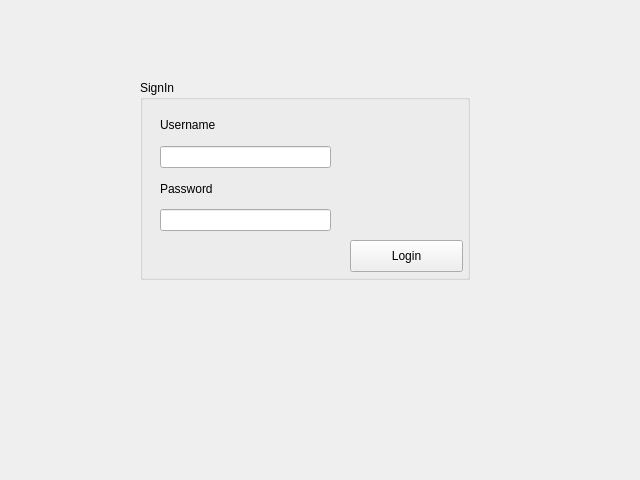
Before: the Qt Designer form View/Login/Login.ui in include-jacopo/POLICalendar, drawn with Qt 5.
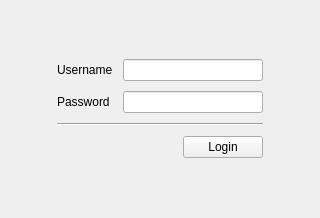
After: the same form once the commit is applied.

Patch:
```diff
--- a/View/Login/Login.ui
+++ b/View/Login/Login.ui
@@ -1,82 +1,203 @@
 <?xml version="1.0" encoding="UTF-8"?>
 <ui version="4.0">
  <class>Login</class>
- <widget class="QWidget" name="Login">
+ <widget class="QFrame" name="Login">
   <property name="geometry">
    <rect>
     <x>0</x>
     <y>0</y>
-    <width>640</width>
-    <height>480</height>
+    <width>320</width>
+    <height>218</height>
    </rect>
   </property>
-   <widget class="QGroupBox" name="groupBox">
-    <property name="geometry">
-     <rect>
-      <x>140</x>
-      <y>80</y>
-      <width>330</width>
-      <height>200</height>
-     </rect>
-    </property>
-    <property name="title">
-     <string>SignIn</string>
-    </property>
-    <widget class="QPushButton" name="pushButton_login">
-     <property name="geometry">
-      <rect>
-       <x>210</x>
-       <y>160</y>
-       <width>113</width>
-       <height>32</height>
-      </rect>
+  <property name="sizePolicy">
+   <sizepolicy hsizetype="Minimum" vsizetype="Minimum">
+    <horstretch>0</horstretch>
+    <verstretch>0</verstretch>
+   </sizepolicy>
+  </property>
+  <property name="windowTitle">
+   <string>Frame</string>
+  </property>
+  <property name="styleSheet">
+   <string notr="true"/>
+  </property>
+  <layout class="QGridLayout" name="gridLayout">
+   <property name="leftMargin">
+    <number>0</number>
+   </property>
+   <property name="topMargin">
+    <number>0</number>
+   </property>
+   <property name="rightMargin">
+    <number>0</number>
+   </property>
+   <property name="bottomMargin">
+    <number>0</number>
+   </property>
+   <property name="spacing">
+    <number>0</number>
+   </property>
+   <item row="1" column="0">
+    <spacer name="horizontalSpacer">
+     <property name="orientation">
+      <enum>Qt::Horizontal</enum>
      </property>
-     <property name="text">
-      <string>Login</string>
+     <property name="sizeHint" stdset="0">
+      <size>
+       <width>40</width>
+       <height>20</height>
+      </size>
      </property>
-    </widget>
-    <widget class="QWidget" name="">
-     <property name="geometry">
-      <rect>
-       <x>20</x>
-       <y>30</y>
-       <width>171</width>
-       <height>121</height>
-      </rect>
+    </spacer>
+   </item>
+   <item row="0" column="1">
+    <spacer name="verticalSpacer">
+     <property name="orientation">
+      <enum>Qt::Vertical</enum>
      </property>
-     <layout class="QVBoxLayout" name="verticalLayout_3">
-      <item>
-       <layout class="QVBoxLayout" name="verticalLayout">
-        <item>
-         <widget class="QLabel" name="label">
-          <property name="text">
-           <string>Username</string>
-          </property>
-         </widget>
-        </item>
-        <item>
-         <widget class="QLineEdit" name="lineEdit_username"/>
-        </item>
-       </layout>
+     <property name="sizeHint" stdset="0">
+      <size>
+       <width>20</width>
+       <height>40</height>
+      </size>
+     </property>
+    </spacer>
+   </item>
+   <item row="1" column="2">
+    <spacer name="horizontalSpacer_2">
+     <property name="orientation">
+      <enum>Qt::Horizontal</enum>
+     </property>
+     <property name="sizeHint" stdset="0">
+      <size>
+       <width>40</width>
+       <height>20</height>
+      </size>
+     </property>
+    </spacer>
+   </item>
+   <item row="2" column="1">
+    <spacer name="verticalSpacer_2">
+     <property name="orientation">
+      <enum>Qt::Vertical</enum>
+     </property>
+     <property name="sizeHint" stdset="0">
+      <size>
+       <width>20</width>
+       <height>40</height>
+      </size>
+     </property>
+    </spacer>
+   </item>
+   <item row="1" column="1">
+    <widget class="QFrame" name="frame">
+     <property name="enabled">
+      <bool>true</bool>
+     </property>
+     <property name="sizePolicy">
+      <sizepolicy hsizetype="Fixed" vsizetype="Fixed">
+       <horstretch>0</horstretch>
+       <verstretch>0</verstretch>
+      </sizepolicy>
+     </property>
+     <property name="frameShape">
+      <enum>QFrame::NoFrame</enum>
+     </property>
+     <property name="frameShadow">
+      <enum>QFrame::Plain</enum>
+     </property>
+     <layout class="QGridLayout" name="gridLayout_2">
+      <property name="leftMargin">
+       <number>20</number>
+      </property>
+      <property name="topMargin">
+       <number>20</number>
+      </property>
+      <property name="rightMargin">
+       <number>20</number>
+      </property>
+      <property name="bottomMargin">
+       <number>20</number>
+      </property>
+      <property name="spacing">
+       <number>10</number>
+      </property>
+      <item row="5" column="0" colspan="2">
+       <widget class="Line" name="line">
+        <property name="orientation">
+         <enum>Qt::Horizontal</enum>
+        </property>
+       </widget>
       </item>
-      <item>
-       <layout class="QVBoxLayout" name="verticalLayout_2">
-        <item>
-         <widget class="QLabel" name="label_2">
-          <property name="text">
-           <string>Password</string>
-          </property>
-         </widget>
-        </item>
-        <item>
-         <widget class="QLineEdit" name="lineEdit_password"/>
-        </item>
-       </layout>
+      <item row="6" column="1" alignment="Qt::AlignRight">
+       <widget class="QPushButton" name="pushButton_login">
+        <property name="sizePolicy">
+         <sizepolicy hsizetype="Fixed" vsizetype="Fixed">
+          <horstretch>0</horstretch>
+          <verstretch>0</verstretch>
+         </sizepolicy>
+        </property>
+        <property name="layoutDirection">
+         <enum>Qt::LeftToRight</enum>
+        </property>
+        <property name="text">
+         <string>Login</string>
+        </property>
+       </widget>
+      </item>
+      <item row="1" column="0">
+       <widget class="QLabel" name="label">
+        <property name="text">
+         <string>Username</string>
+        </property>
+       </widget>
+      </item>
+      <item row="3" column="0">
+       <widget class="QLabel" name="label_2">
+        <property name="text">
+         <string>Password</string>
+        </property>
+       </widget>
+      </item>
+      <item row="3" column="1">
+       <widget class="QLineEdit" name="lineEdit_password">
+        <property name="sizePolicy">
+         <sizepolicy hsizetype="Expanding" vsizetype="Fixed">
+          <horstretch>0</horstretch>
+          <verstretch>0</verstretch>
+         </sizepolicy>
+        </property>
+        <property name="minimumSize">
+         <size>
+          <width>140</width>
+          <height>0</height>
+         </size>
+        </property>
+        <property name="layoutDirection">
+         <enum>Qt::LeftToRight</enum>
+        </property>
+        <property name="echoMode">
+         <enum>QLineEdit::Password</enum>
+        </property>
+        <property name="clearButtonEnabled">
+         <bool>false</bool>
+        </property>
+       </widget>
+      </item>
+      <item row="1" column="1">
+       <widget class="QLineEdit" name="lineEdit_username"/>
       </item>
      </layout>
     </widget>
-   </widget>
-  </widget>
+   </item>
+  </layout>
+ </widget>
+ <tabstops>
+  <tabstop>lineEdit_username</tabstop>
+  <tabstop>lineEdit_password</tabstop>
+  <tabstop>pushButton_login</tabstop>
+ </tabstops>
  <resources/>
  <connections/>
 </ui>
```
Left out of the diff: 22 changed lines with no effect on the pictures.
